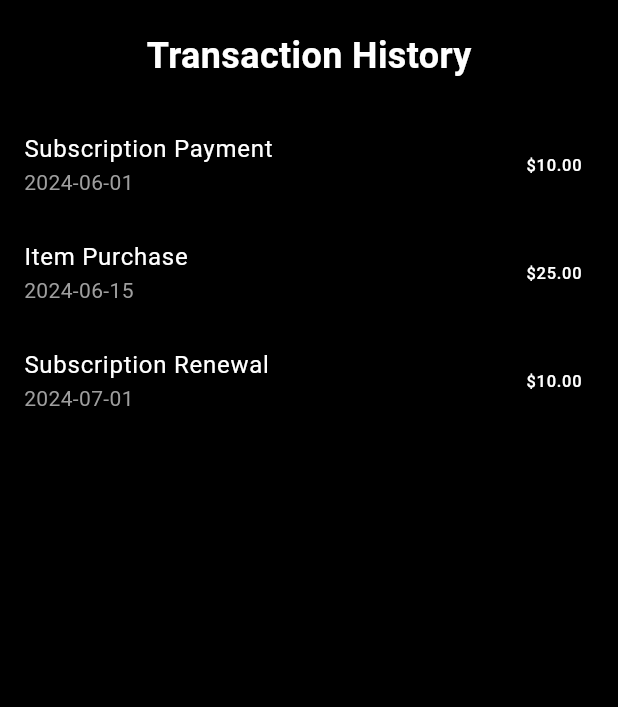
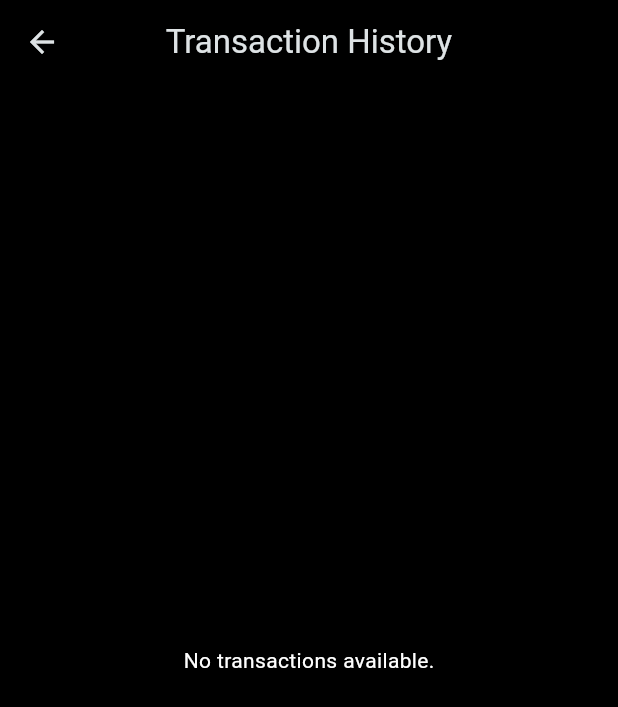
Before and after one commit to chongjying/TikTok, a Flutter app: the HomePage screen opened directly, after a tap on "View All >", on a phone screen of 412 x 824 dp. Shown: the top 707 px of the screen. Run offline on Flutter 3.47's test engine with Material 3 defaults, Android fonts, the light colour scheme and no system bars; our stand-ins replace sqflite, sqflite_common_ffi, sqflite_common_ffi_web; accounts and stored records are empty.

Commit message:
Update Transaction database

```diff
--- a/lib/homepage.dart
+++ b/lib/homepage.dart
@@ -231,8 +231,7 @@ class HomePage extends StatelessWidget {
                     Navigator.push(
                       context,
                       MaterialPageRoute(
-                        builder: (context) =>
-                            TransactionPage(transactions: transactions),
+                        builder: (context) => const TransactionPage(),
                       ),
                     );
                   },
--- a/lib/main.dart
+++ b/lib/main.dart
@@ -1,7 +1,11 @@
 import 'package:flutter/material.dart';
+import 'package:sqflite/sqflite.dart';
+import 'package:sqflite_common_ffi/sqflite_ffi.dart';
+import 'package:path/path.dart';
 import 'homepage.dart';
+import 'transaction_database.dart';
 
-void main() {
+void main() async {
   runApp(const MyApp());
 }
 
--- a/lib/transaction.dart
+++ b/lib/transaction.dart
@@ -1,54 +1,73 @@
 import 'package:flutter/material.dart';
-import 'dart:async';
-import 'package:flutter/widgets.dart';
-import 'package:path/path.dart';
-import 'package:sqflite/sqflite.dart';
+import 'transaction_database.dart';
 
+class TransactionPage extends StatefulWidget {
+  const TransactionPage({super.key});
 
-class TransactionPage extends StatelessWidget {
-  final List<Map<String, String>> transactions;
+  @override
+  _TransactionPageState createState() => _TransactionPageState();
+}
 
-  const TransactionPage({super.key, required this.transactions});
+class _TransactionPageState extends State<TransactionPage> {
+  late Future<List<Transaction>> _transactions;
+
+  @override
+  void initState() {
+    super.initState();
+    _transactions = _fetchTransactions();
+  }
+
+  Future<List<Transaction>> _fetchTransactions() async {
+    final database = await initializeDatabase();
+    return getTransactions(database);
+  }
 
   @override
   Widget build(BuildContext context) {
     return Scaffold(
-      body: Column(
-        children: [
-          const Padding(
-            padding: EdgeInsets.symmetric(vertical: 20.0),
-            child: Center(
-              child: Text(
-                'Transaction History',
-                style: TextStyle(
-                  fontSize: 24,
-                  fontWeight: FontWeight.bold,
-                  color: Colors.white,
+      backgroundColor: Colors.black,
+      appBar: AppBar(
+        title: const Text('Transaction History'),
+        centerTitle: true,
+        backgroundColor: Colors.black,
       ),
-              ),
-            ),
-          ),
-          Expanded(
-            child: ListView.builder(
+      body: Padding(
+        padding: const EdgeInsets.all(8.0),
+        child: FutureBuilder<List<Transaction>>(
+          future: _transactions,
+          builder: (context, snapshot) {
+            if (snapshot.connectionState == ConnectionState.waiting) {
+              return const Center(child: CircularProgressIndicator());
+            } else if (snapshot.hasError) {
+              return Center(child: Text('Error: ${snapshot.error}'));
+            } else if (!snapshot.hasData || snapshot.data!.isEmpty) {
+              return const Center(child: Text('No transactions available.'));
+            } else {
+              final transactions = snapshot.data!;
+              return ListView.builder(
                 itemCount: transactions.length,
                 itemBuilder: (context, index) {
-                return ListTile(
-                  title: Text(transactions[index]['title']!,
+                  final transaction = transactions[index];
+                  return Card(
+                    color: Colors.grey[850],
+                    child: ListTile(
+                      title: Text(transaction.details,
                           style: const TextStyle(color: Colors.white)),
-                  subtitle: Text(transactions[index]['date']!,
+                      subtitle: Text(transaction.createdTime,
                           style: const TextStyle(color: Colors.grey)),
-                  trailing: Text(transactions[index]['amount']!,
+                      trailing: Text('\$${transaction.referenceNo}',
                           style: const TextStyle(color: Colors.white)),
                       onTap: () {
-                    // You can add a detail view for each transaction if needed
+                        // Add a detail view for each transaction if needed
+                      },
+                    ),
+                  );
                 },
               );
+            }
           },
         ),
       ),
-        ],
-      ),
-      backgroundColor: Colors.black,
     );
   }
 }
```
Also changed, not shown: lib/transaction_database.dart (+10 -44 lines). Lines whose indentation alone changed are shown as unchanged.
